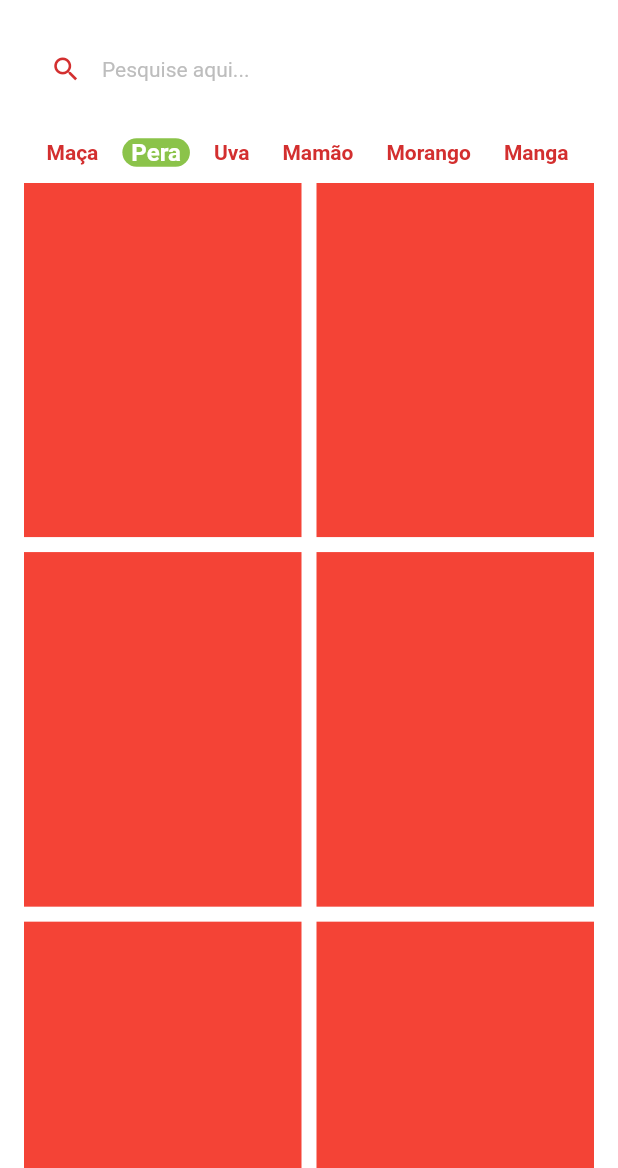
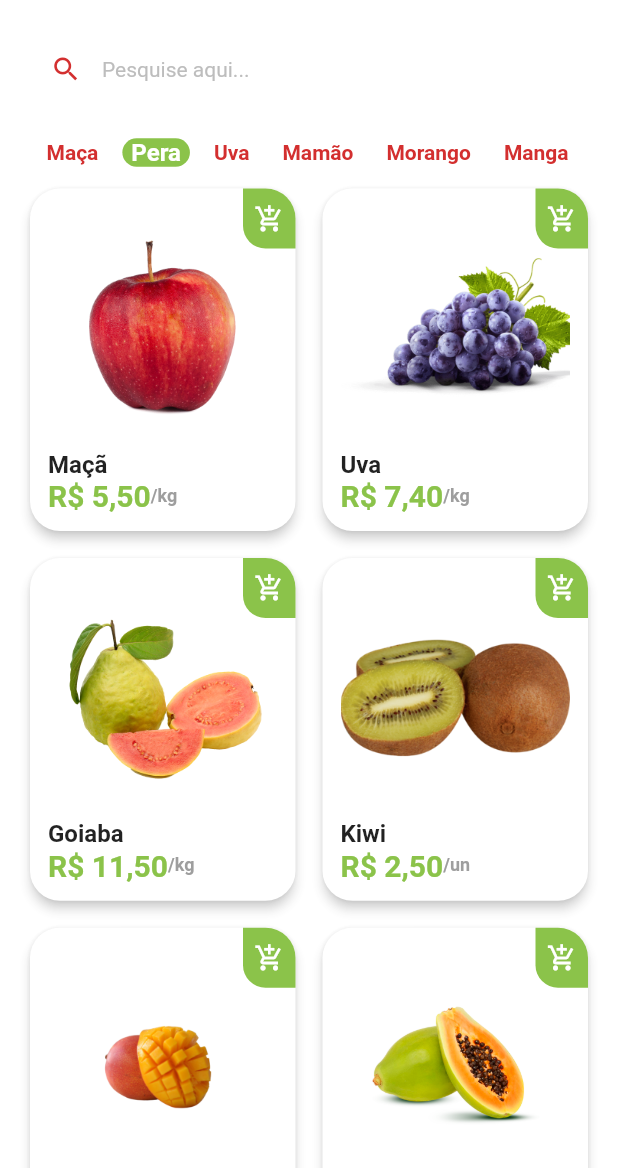
Before and after one commit to Danylo93/donna_frutta, a Flutter app: the HomeTab screen opened directly, on a phone screen of 412 x 824 dp, the part 68-1236 px from its top. Run offline on Flutter 3.47's test engine with Material 2 defaults, Android fonts, the phone set to English and light mode, and no system bars; drawn by our look-alikes of badges; our stand-ins replace animated_text_kit, mask_text_input_formatter.

```diff
--- a/lib/src/pages/auth/sign_screen.dart
+++ b/lib/src/pages/auth/sign_screen.dart
@@ -1,5 +1,4 @@
 import 'package:animated_text_kit/animated_text_kit.dart';
-import 'package:flutter/cupertino.dart';
 import 'package:flutter/material.dart';
 import 'package:quitanda_app/src/config/custom_colors.dart';
 import 'package:quitanda_app/src/pages/auth/components/custom_text_field.dart';
--- /dev/null
+++ b/lib/src/pages/home/components/item_tile.dart
@@ -0,0 +1,101 @@
+import 'package:flutter/material.dart';
+import 'package:quitanda_app/src/config/custom_colors.dart';
+import 'package:quitanda_app/src/models/item_model.dart';
+import 'package:quitanda_app/src/pages/product/product_screen.dart';
+import 'package:quitanda_app/src/services/utils_services.dart';
+
+class ItemTile extends StatelessWidget {
+  final ItemModel item;
+
+  ItemTile({
+    Key? key,
+    required this.item,
+  }) : super(key: key);
+
+  final UtilsServices utilsServices = UtilsServices();
+
+  @override
+  Widget build(BuildContext context) {
+    return Stack(
+      children: [
+        GestureDetector(
+          onTap: () {
+            Navigator.of(context)
+                .pushReplacement(MaterialPageRoute(builder: (c) {
+              return ProductScreen(item: item);
+            }));
+          },
+          child: Card(
+            elevation: 3,
+            shadowColor: Colors.grey.shade300,
+            shape: RoundedRectangleBorder(
+              borderRadius: BorderRadius.circular(20),
+            ),
+            child: Padding(
+              padding: const EdgeInsets.all(12),
+              child: Column(
+                crossAxisAlignment: CrossAxisAlignment.stretch,
+                children: [
+                  //Imagem
+                  Expanded(child: Hero(
+                    tag: item.imgUrl,
+                    child: Image.asset(item.imgUrl))),
+                  //Nome
+                  Text(
+                    item.itemName,
+                    style: const TextStyle(
+                        fontSize: 16, fontWeight: FontWeight.bold),
+                  ),
+                  //Preço
+                  Row(
+                    children: [
+                      Text(
+                        utilsServices.priceToCurrency(item.price),
+                        style: TextStyle(
+                          fontWeight: FontWeight.bold,
+                          fontSize: 20,
+                          color: CustomColors.customSwatchColor,
+                        ),
+                      ),
+                      Text(
+                        '/${item.unit}',
+                        style: TextStyle(
+                          color: Colors.grey.shade500,
+                          fontWeight: FontWeight.bold,
+                          fontSize: 12,
+                        ),
+                      )
+                    ],
+                  )
+                  //Unidade
+                ],
+              ),
+            ),
+          ),
+        ),
+        Positioned(
+          top: 4,
+          right: 4,
+          child: GestureDetector(
+            onTap: () {},
+            child: Container(
+              height: 40,
+              width: 35,
+              decoration: BoxDecoration(
+                  color: CustomColors.customSwatchColor,
+                  borderRadius: const BorderRadius.only(
+                    bottomLeft: Radius.circular(15),
+                    topRight: Radius.circular(20),
+                  )),
+              child: const Icon(
+                Icons.add_shopping_cart_outlined,
+                color: Colors.white,
+                size: 20,
+              ),
+            ),
+          ),
+        )
+      ],
+    );
+  }
+}
--- a/lib/src/pages/home/home_tab.dart
+++ b/lib/src/pages/home/home_tab.dart
@@ -1,8 +1,11 @@
+// ignore_for_file: library_prefixes
+
 import 'package:badges/badges.dart';
 import 'package:flutter/material.dart';
 import 'package:quitanda_app/src/config/custom_colors.dart';
 import 'package:quitanda_app/src/pages/home/components/category_tile.dart';
 import 'package:quitanda_app/src/models/app_data.dart' as appData;
+import 'package:quitanda_app/src/pages/home/components/item_tile.dart';
 
 class HomeTab extends StatefulWidget {
   const HomeTab({Key? key}) : super(key: key);
@@ -46,7 +49,9 @@ class _HomeTabState extends State<HomeTab> {
           Padding(
             padding: const EdgeInsets.only(top: 15, right: 15),
             child: GestureDetector(
-              onTap: () {},
+              onTap: () {
+
+              },
               child: Badge(
                 badgeColor: CustomColors.customConstrastColor,
                 badgeContent: const Text(
@@ -127,8 +132,8 @@ class _HomeTabState extends State<HomeTab> {
             ),
             itemCount: appData.items.length,
             itemBuilder: (_, index) {
-              return Container(
-                color: Colors.red,
+              return ItemTile(
+                item: appData.items[index],
               );
             },
           ),
--- /dev/null
+++ b/lib/src/services/utils_services.dart
@@ -0,0 +1,9 @@
+import 'package:intl/intl.dart';
+
+class UtilsServices {
+  String priceToCurrency(double price) {
+    NumberFormat numberFormat = NumberFormat.simpleCurrency(locale: 'pt_BR');
+
+    return numberFormat.format(price);
+  }
+}
--- a/pubspec.yaml
+++ b/pubspec.yaml
@@ -37,6 +37,7 @@ dependencies:
   animated_text_kit: ^4.2.2
   mask_text_input_formatter: ^2.4.0
   badges: ^2.0.3
+  intl: ^0.17.0
 
 dev_dependencies:
   flutter_test:
```
Also changed, not shown: lib/src/pages/common_widgets/quantity_widget.dart (added, +83 -0 lines), lib/src/pages/product/product_screen.dart (added, +125 -0 lines).
